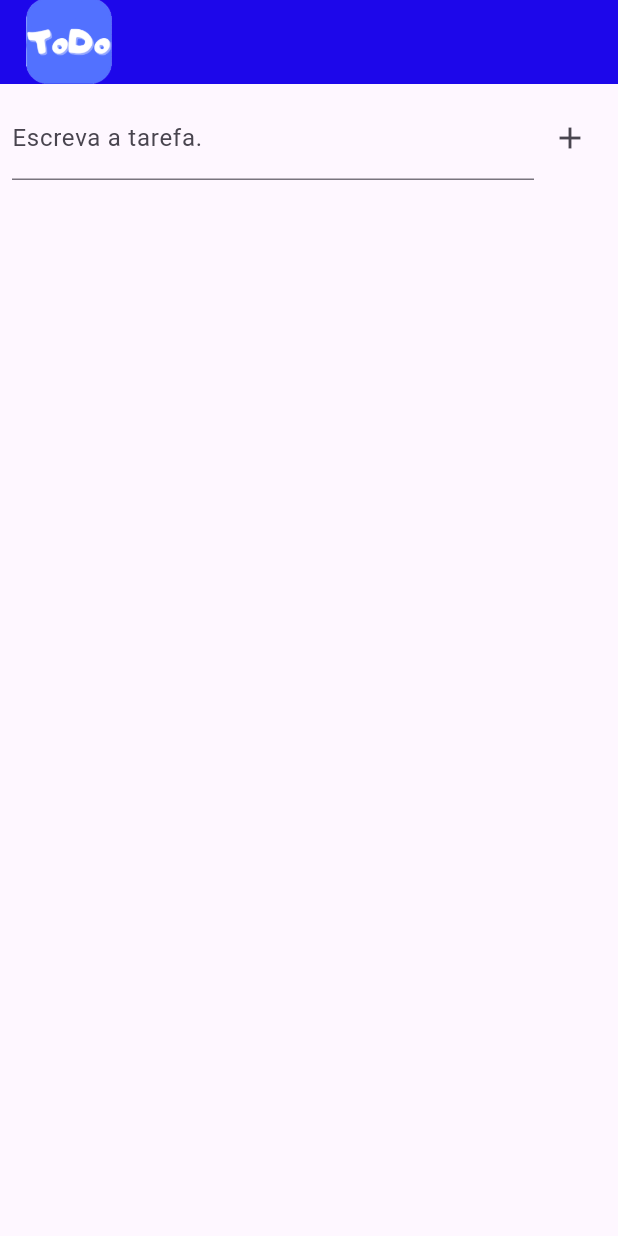
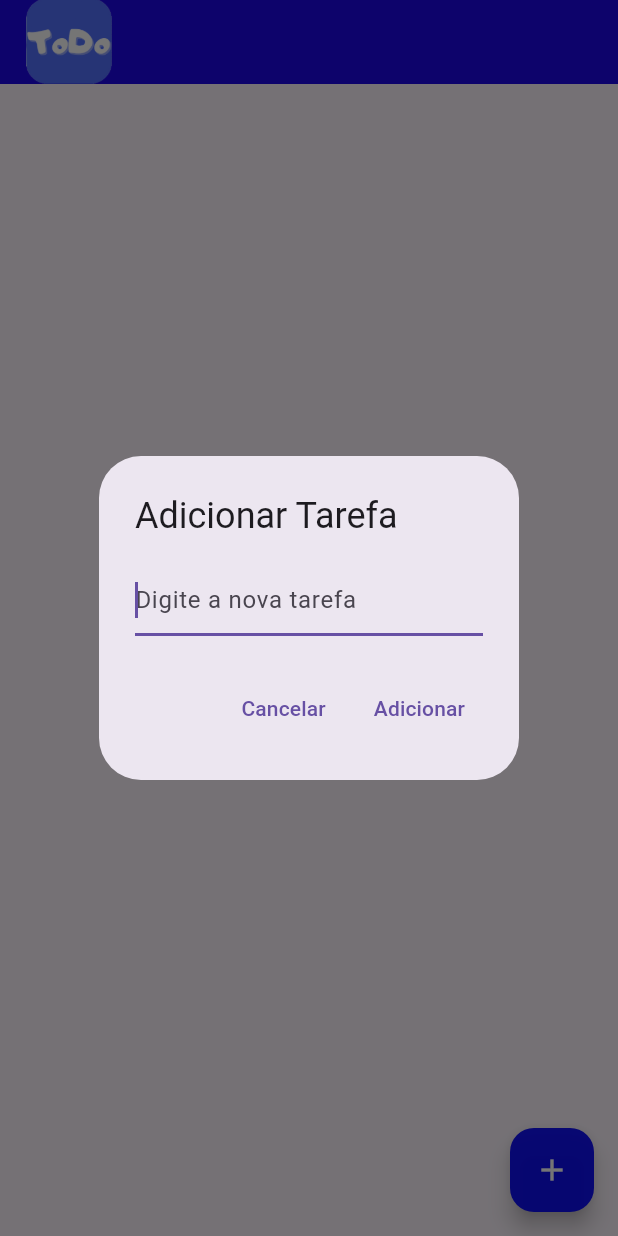
Before and after one commit to RONALDWITHER/To-Do-app, a Flutter app: the screen it shows after launch, after a tap on the "add" icon, on a phone screen of 412 x 824 dp. Run offline on Flutter 3.47's test engine with Material 3 defaults, Android fonts, the phone set to English and light mode, and no system bars.

```diff
--- a/lib/principaltela.dart
+++ b/lib/principaltela.dart
@@ -10,6 +10,43 @@ class _TodoListScreenState extends State<TodoListScreen> {
 
   // Controlador para o input de texto
   final TextEditingController _textController = TextEditingController();
+
+  void _showAddTaskDialog() {
+    String newTask = "";
+
+    showDialog(
+      context: context,
+      builder: (context) => AlertDialog(
+        title: Text("Adicionar Tarefa"),
+        content: TextField(
+          autofocus: true,
+          decoration: InputDecoration(hintText: "Digite a nova tarefa"),
+          onChanged: (value) {
+            newTask = value;
+          },
+        ),
+        actions: [
+          TextButton(
+            onPressed: () {
+              Navigator.of(context).pop(); // Fecha o diálogo
+            },
+            child: Text("Cancelar"),
+          ),
+          TextButton(
+            onPressed: () {
+              if (newTask.isNotEmpty) {
+                setState(() {
+                  _todoItems.add(newTask); // Adiciona a nova tarefa à lista
+                });
+              }
+              Navigator.of(context).pop(); // Fecha o diálogo
+            },
+            child: Text("Adicionar"),
+          ),
+        ],
+      ),
+    );
+  }
 
   void _addTodoItem(String task) {
     if (task.isNotEmpty) {
@@ -39,25 +76,6 @@ class _TodoListScreenState extends State<TodoListScreen> {
         ),
         body: Column(
           children: [
-          Padding(
-            padding: const EdgeInsets.all(8.0),
-            child: Row(
-              children: [
-                Expanded(
-                  child: TextField(
-                    controller: _textController,
-                    decoration: const InputDecoration(
-                      labelText: 'Escreva a tarefa.',
-                    ),
-                  ),
-                ),
-                IconButton(
-                  icon: const Icon(Icons.add),
-                  onPressed: () => _addTodoItem(_textController.text),
-                ),
-              ],
-            ),
-          ),
             Expanded(
               child: ListView.builder(
                 itemCount: _todoItems.length,
@@ -84,6 +102,14 @@ class _TodoListScreenState extends State<TodoListScreen> {
             ),
           ],
         ),
-    );
+        floatingActionButton: FloatingActionButton(
+          onPressed: _showAddTaskDialog,
+          tooltip: 'Escreva a tarefa',
+          backgroundColor: Color.fromARGB(240, 3, 3, 248),
+          child: const Icon(
+            Icons.add,
+            color: Color.fromARGB(255, 255, 255, 255),
+          ),
+        ));
   }
 }
```
Lines whose indentation alone changed are shown as unchanged.
